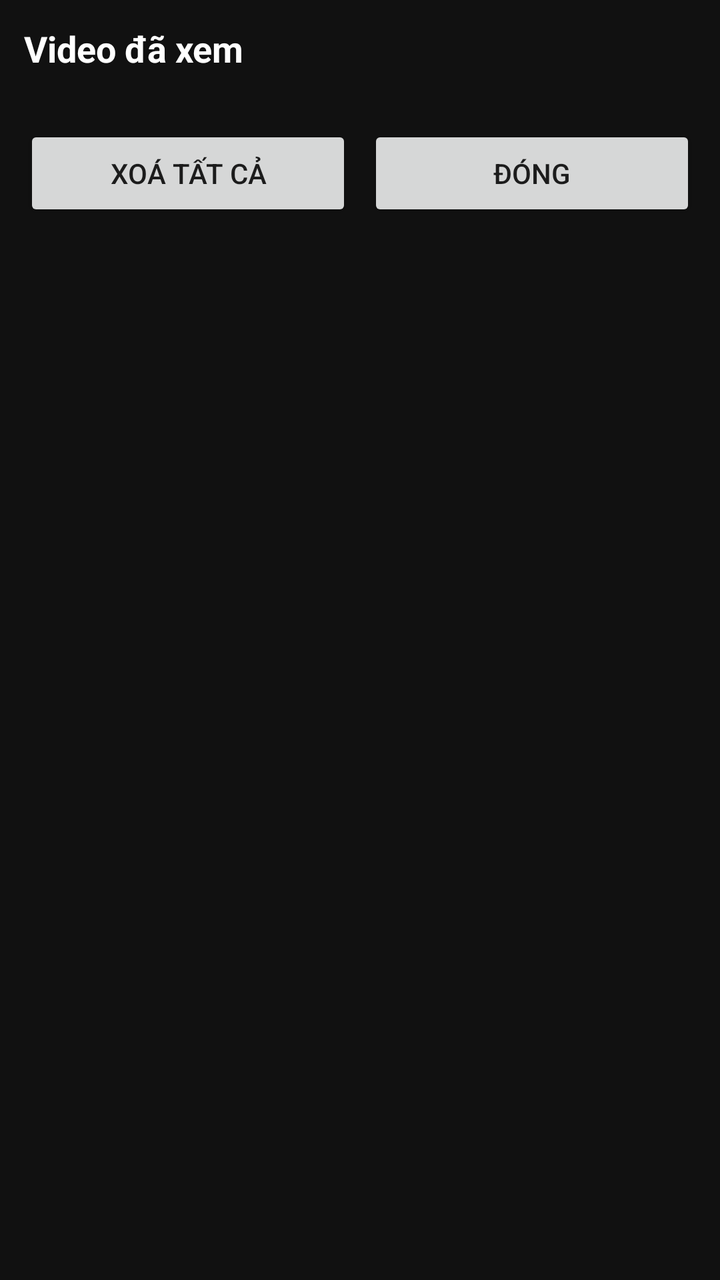
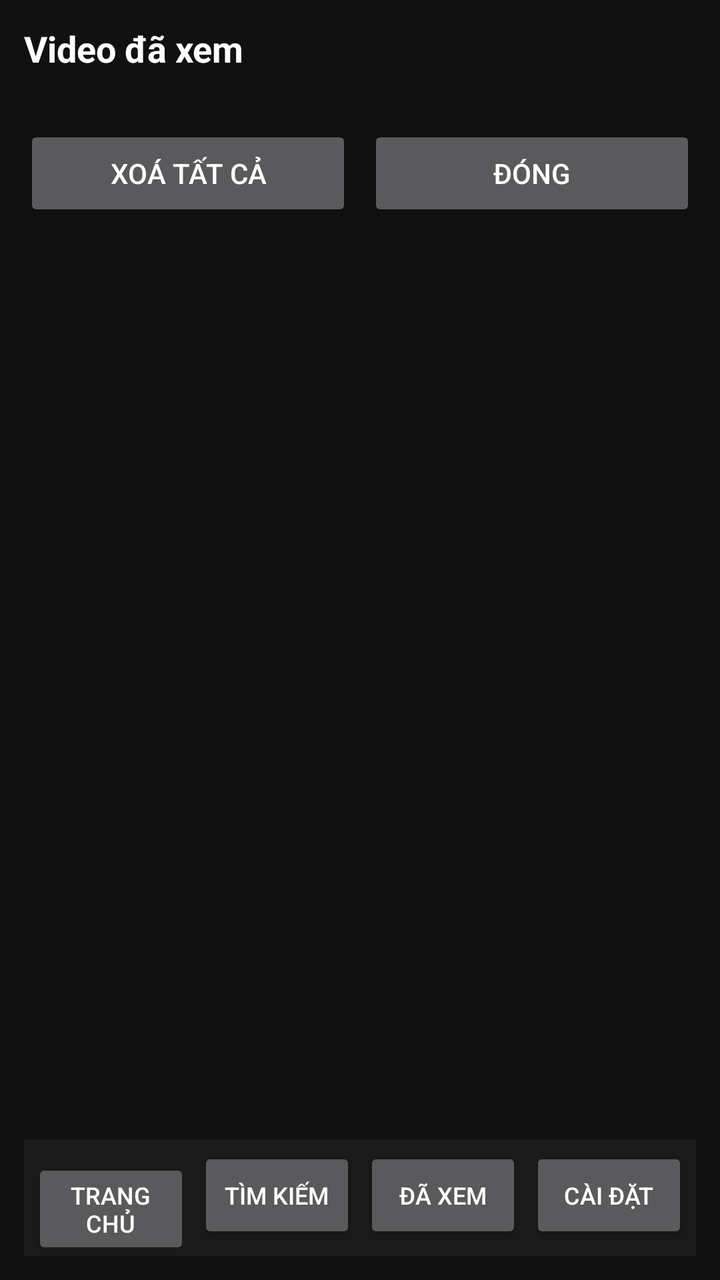

An Android layout rendered at two revisions. The XML below is the earlier revision; the diff shows what the commit changed to produce the second picture.
<!-- AndroidManifest.xml: application theme Theme.YoutubeLite -->
<!-- res/layout/activity_history.xml -->
<?xml version="1.0" encoding="utf-8"?>
<LinearLayout xmlns:android="http://schemas.android.com/apk/res/android"
    android:layout_width="match_parent"
    android:layout_height="match_parent"
    android:orientation="vertical"
    android:background="#111"
    android:padding="12dp">

    <TextView
        android:layout_width="match_parent"
        android:layout_height="wrap_content"
        android:text="Video đã xem"
        android:textColor="#FFF"
        android:textSize="18sp"
        android:textStyle="bold" />

    <TextView
        android:id="@+id/history_count"
        android:layout_width="match_parent"
        android:layout_height="wrap_content"
        android:layout_marginTop="2dp"
        android:textColor="#888"
        android:textSize="12sp" />

    <LinearLayout
        android:layout_width="match_parent"
        android:layout_height="wrap_content"
        android:layout_marginTop="8dp"
        android:orientation="horizontal">

        <Button
            android:id="@+id/history_clear_btn"
            android:layout_width="0dp"
            android:layout_height="wrap_content"
            android:layout_weight="1"
            android:text="Xoá tất cả" />

        <Button
            android:id="@+id/history_close_btn"
            android:layout_width="0dp"
            android:layout_height="wrap_content"
            android:layout_marginLeft="8dp"
            android:layout_weight="1"
            android:text="Đóng" />
    </LinearLayout>

    <TextView
        android:id="@+id/history_state"
        android:layout_width="match_parent"
        android:layout_height="wrap_content"
        android:layout_marginTop="12dp"
        android:textColor="#888"
        android:textSize="13sp"
        android:visibility="gone" />

    <ScrollView
        android:id="@+id/history_scroll"
        android:layout_width="match_parent"
        android:layout_height="0dp"
        android:layout_weight="1"
        android:layout_marginTop="8dp"
        android:fillViewport="true">

        <LinearLayout
            android:id="@+id/history_container"
            android:layout_width="match_parent"
            android:layout_height="wrap_content"
            android:orientation="vertical" />

    </ScrollView>

</LinearLayout>
<!-- resources referenced by this layout -->
<resources>
  <style name="Theme.YoutubeLite" parent="Theme.AppCompat.DayNight.DarkActionBar">
          <item name="colorPrimary">#CC0000</item>
          <item name="colorPrimaryDark">#990000</item>
          <item name="colorAccent">#CC0000</item>
      </style>
</resources>

<!-- the commit's change to res/layout/activity_history.xml (unified diff, before → after) -->
@@ -69,4 +69,53 @@
 
     </ScrollView>
 
+    
+    <include
+        android:id="@+id/nav_bar_container"
+        layout="@layout/nav_bar" />
+
 </LinearLayout>
+<!-- res/layout/nav_bar.xml (included above) -->
+<?xml version="1.0" encoding="utf-8"?>
+<LinearLayout xmlns:android="http://schemas.android.com/apk/res/android"
+    android:layout_width="match_parent"
+    android:layout_height="wrap_content"
+    android:background="#1A1A1A"
+    android:orientation="horizontal"
+    android:padding="4dp">
+
+    <Button
+        android:id="@+id/nav_home"
+        android:layout_width="0dp"
+        android:layout_weight="1"
+        android:layout_height="wrap_content"
+        android:text="Trang chủ"
+        android:textSize="12sp" />
+
+    <Button
+        android:id="@+id/nav_search"
+        android:layout_width="0dp"
+        android:layout_weight="1"
+        android:layout_height="wrap_content"
+        android:layout_marginLeft="4dp"
+        android:text="Tìm kiếm"
+        android:textSize="12sp" />
+
+    <Button
+        android:id="@+id/nav_history"
+        android:layout_width="0dp"
+        android:layout_weight="1"
+        android:layout_height="wrap_content"
+        android:layout_marginLeft="4dp"
+        android:text="Đã xem"
+        android:textSize="12sp" />
+
+    <Button
+        android:id="@+id/nav_settings"
+        android:layout_width="0dp"
+        android:layout_weight="1"
+        android:layout_height="wrap_content"
+        android:layout_marginLeft="4dp"
+        android:text="Cài đặt"
+        android:textSize="12sp" />
+</LinearLayout>
<!-- resource entries referenced after the edit -->
@@ -1,9 +1,20 @@
 <!-- resources referenced by this layout -->
 <resources>
-  <style name="Theme.YoutubeLite" parent="Theme.AppCompat.DayNight.DarkActionBar">
+  <style name="Theme.YoutubeLite" parent="Theme.AppCompat.NoActionBar">
           <item name="colorPrimary">#CC0000</item>
           <item name="colorPrimaryDark">#990000</item>
           <item name="colorAccent">#CC0000</item>
+          <item name="android:windowBackground">#111111</item>
+          <item name="android:textColorPrimary">#FFFFFF</item>
+          <item name="android:textColorSecondary">#CCCCCC</item>
+          <item name="alertDialogTheme">@style/Theme.YoutubeLite.Dialog</item>
+      </style>
+  <style name="Theme.YoutubeLite.Dialog" parent="Theme.AppCompat.Dialog.Alert">
+          <item name="colorPrimary">#CC0000</item>
+          <item name="colorAccent">#CC0000</item>
+          <item name="android:windowBackground">#222222</item>
+          <item name="android:textColorPrimary">#FFFFFF</item>
+          <item name="android:textColorSecondary">#CCCCCC</item>
       </style>
 </resources>
 
